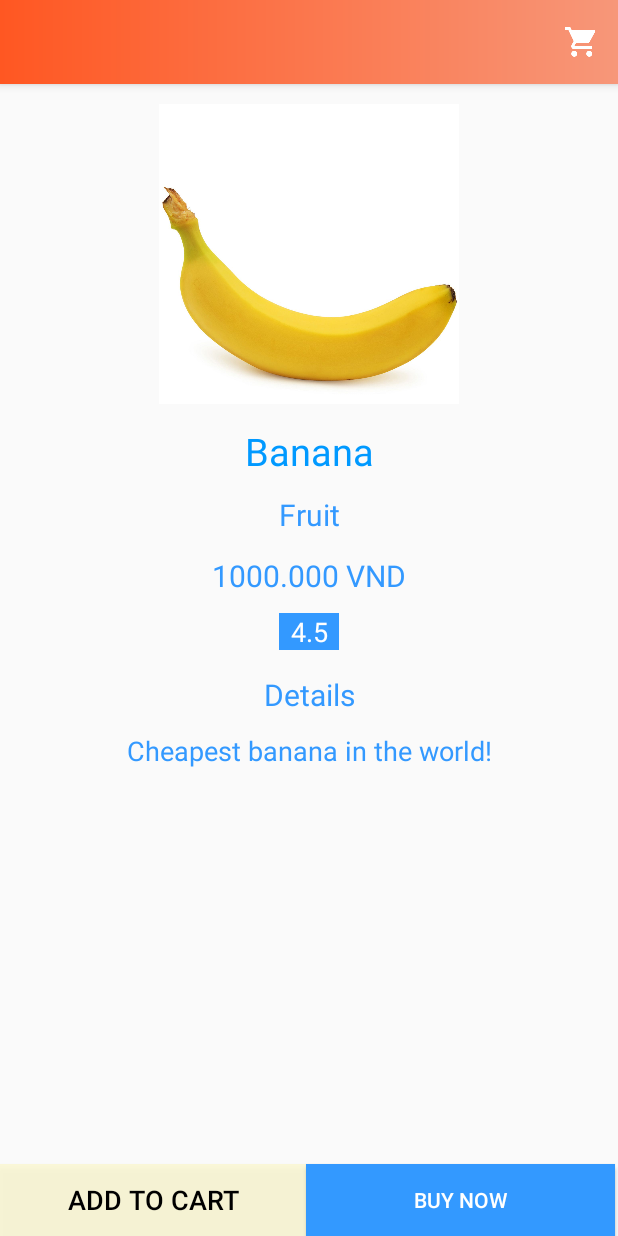
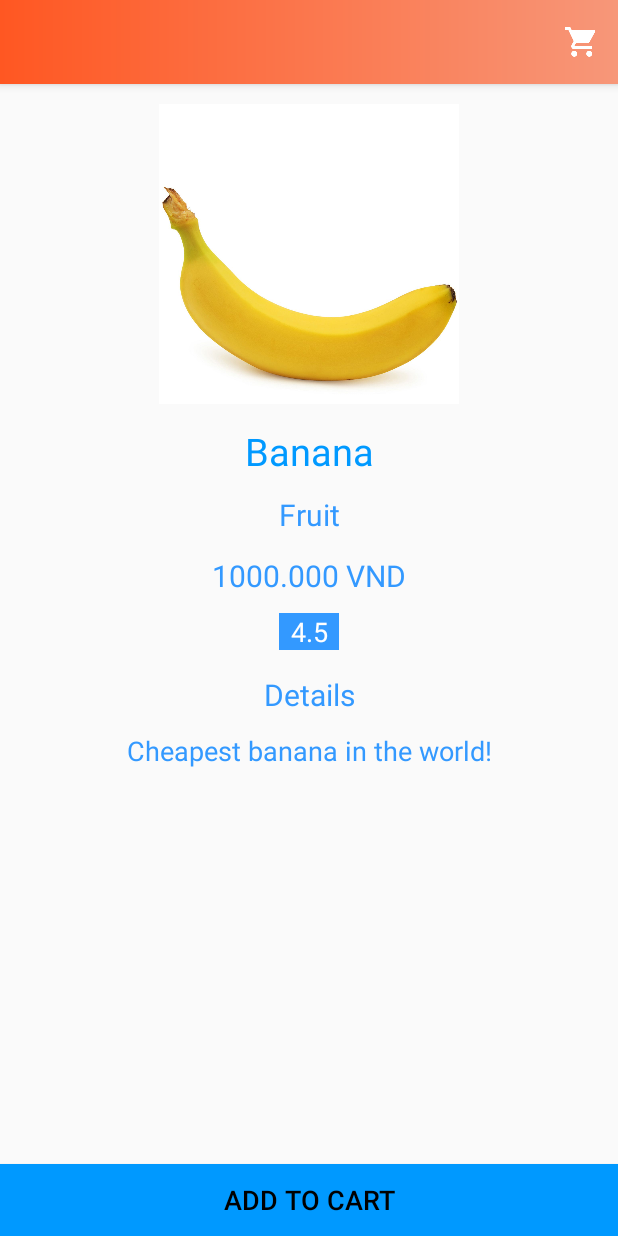
Before and after one commit to canhkhongduc/AndroidCommerce, an Android app: the CustomerHomeActivity screen opened directly, with no data from a screen before it, after a tap on "Banana", on a phone screen of 412 x 824 dp. Run offline under Robolectric (Android 15) with nearby library versions, the phone set to English and light mode, and no system bars; our stand-ins replace Room's generated code; libraries missing offline, so code that uses them is left out: android.arch.persistence.

Commit message:
remove buy now button

```diff
--- a/app/src/main/AndroidManifest.xml
+++ b/app/src/main/AndroidManifest.xml
@@ -31,6 +31,7 @@
         <activity android:name=".activity.customer.CheckOutActivity" />
         <activity android:name=".activity.customer.CustomerHomeActivity" />
         <activity android:name=".activity.customer.ProductDetailActivity" />
+        <activity android:name=".activity.admin.AdminViewOrderActivity"></activity>
     </application>
 
 </manifest>
--- a/app/src/main/java/fu/prm391/project/androidcommerce/activity/admin/AdminHomeActivity.java
+++ b/app/src/main/java/fu/prm391/project/androidcommerce/activity/admin/AdminHomeActivity.java
@@ -1,5 +1,6 @@
 package fu.prm391.project.androidcommerce.activity.admin;
 
+import android.content.Intent;
 import android.support.v7.app.AppCompatActivity;
 import android.os.Bundle;
 import android.support.v7.widget.LinearLayoutManager;
@@ -34,7 +35,7 @@ public class AdminHomeActivity extends AppCompatActivity {
         OrderAdapter adapter = new OrderAdapter(orders, this, new CustomCardViewListener() {
             @Override
             public void onItemClick(View view, int position) {
-
+                Order order = orders.get(position);
             }
         });
         orderCardView.setAdapter(adapter);
--- a/app/src/main/java/fu/prm391/project/androidcommerce/activity/customer/CheckOutActivity.java
+++ b/app/src/main/java/fu/prm391/project/androidcommerce/activity/customer/CheckOutActivity.java
@@ -66,7 +66,7 @@ public class CheckOutActivity extends BaseCustomerActivity {
         llm.setOrientation(LinearLayout.VERTICAL);
         checkoutCardView.setLayoutManager(llm);
 
-        SharedPreferenceUtil util = new SharedPreferenceUtil();
+        final SharedPreferenceUtil util = new SharedPreferenceUtil();
         orderItems = util.getCart(this,"cartItem");
         final ArrayListUtil listUtil = new ArrayListUtil();
         double total = listUtil.getTotalFromList(this, orderItems);
@@ -136,6 +136,7 @@ public class CheckOutActivity extends BaseCustomerActivity {
                     orderItem.setOrderId(order1.getOrderId());
                     db.orderItemDAO().insert(orderItem);
                 }
+                util.destroyPreference(CheckOutActivity.this);
                 Toast.makeText(CheckOutActivity.this, "Ordered Successfully", Toast.LENGTH_LONG).show();
                 startActivity(new Intent(CheckOutActivity.this, CustomerHomeActivity.class));
             }
--- a/app/src/main/java/fu/prm391/project/androidcommerce/activity/customer/ProductDetailActivity.java
+++ b/app/src/main/java/fu/prm391/project/androidcommerce/activity/customer/ProductDetailActivity.java
@@ -26,7 +26,6 @@ public class ProductDetailActivity extends BaseCustomerActivity {
     private TextView tvProductDescription;
     private TextView tvProductRating;
     private Button btnAddToCart;
-    private Button btnBuyNow;
     @Override
     protected void onCreate(Bundle savedInstanceState) {
         super.onCreate(savedInstanceState);
@@ -50,7 +49,6 @@ public class ProductDetailActivity extends BaseCustomerActivity {
         tvProductDescription.setText(product.getProductDescription());
 
         btnAddToCart = findViewById(R.id.btnAddToCart);
-        btnBuyNow = findViewById(R.id.btnBuyNow);
         btnAddToCart.setOnClickListener(new View.OnClickListener() {
             @Override
             public void onClick(View view) {
@@ -75,14 +73,6 @@ public class ProductDetailActivity extends BaseCustomerActivity {
                 }
             }
         });
-        btnBuyNow.setOnClickListener(new View.OnClickListener() {
-            @Override
-            public void onClick(View view) {
-                Intent intent1 = new Intent(ProductDetailActivity.this, CheckOutActivity.class);
-                intent1.putExtra("productId", productId);
-                startActivity(intent1);
-            }
-        });
     }
 
 }
--- a/app/src/main/res/layout/activity_product_detail.xml
+++ b/app/src/main/res/layout/activity_product_detail.xml
@@ -90,22 +90,13 @@
 
     <Button
         android:id="@+id/btnAddToCart"
-        android:layout_width="204dp"
+        android:layout_width="match_parent"
         android:layout_height="wrap_content"
         android:layout_alignParentBottom="true"
-        android:layout_alignParentStart="true"
-        android:background="@color/colorAddToCart"
+        android:layout_alignParentEnd="true"
+        android:background="@color/colorAccent"
         android:text="@string/add_to_cart"
         android:textColor="@android:color/black"
         android:textSize="18sp" />
 
-    <Button
-        android:id="@+id/btnBuyNow"
-        android:layout_width="206dp"
-        android:layout_height="wrap_content"
-        android:layout_alignTop="@+id/btnAddToCart"
-        android:layout_toEndOf="@+id/btnAddToCart"
-        android:background="@color/colorPrimary"
-        android:text="@string/buy_now"
-        android:textColor="@android:color/background_light" />
 </RelativeLayout>
```
Also changed, not shown: app/src/main/java/fu/prm391/project/androidcommerce/activity/admin/AdminViewOrderActivity.java (added, +15 -0 lines), app/src/main/java/fu/prm391/project/androidcommerce/activity/customer/BaseCustomerActivity.java (+8 -3 lines), app/src/main/res/layout/activity_admin_view_order.xml (added, +9 -0 lines), app/src/main/res/layout/activity_customer_home.xml (+1 -13 lines).
